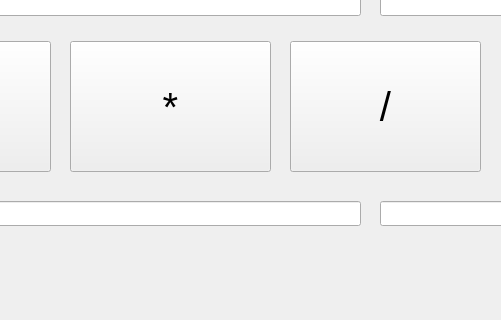
This is mainwindow.ui in dalcoa00/p4-ARCO-2023 as Qt 5 draws it before an edit; both pictures show x 290 to 791 and y 149 to 469 of the 1069 by 469 pixel window. The edited form follows.
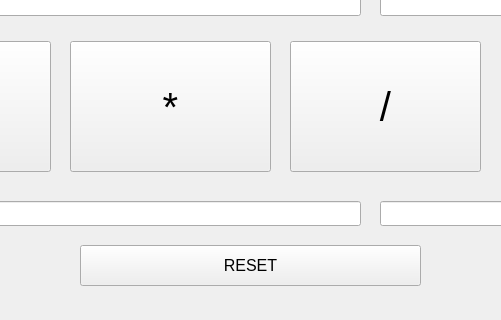
This is the edited form.

```diff
--- a/mainwindow.ui
+++ b/mainwindow.ui
@@ -356,6 +356,24 @@
      <string>/</string>
     </property>
    </widget>
+   <widget class="QPushButton" name="pushButton">
+    <property name="geometry">
+     <rect>
+      <x>370</x>
+      <y>394</y>
+      <width>341</width>
+      <height>41</height>
+     </rect>
+    </property>
+    <property name="font">
+     <font>
+      <pointsize>12</pointsize>
+     </font>
+    </property>
+    <property name="text">
+     <string>RESET</string>
+    </property>
+   </widget>
   </widget>
   <widget class="QStatusBar" name="statusbar"/>
  </widget>
```
